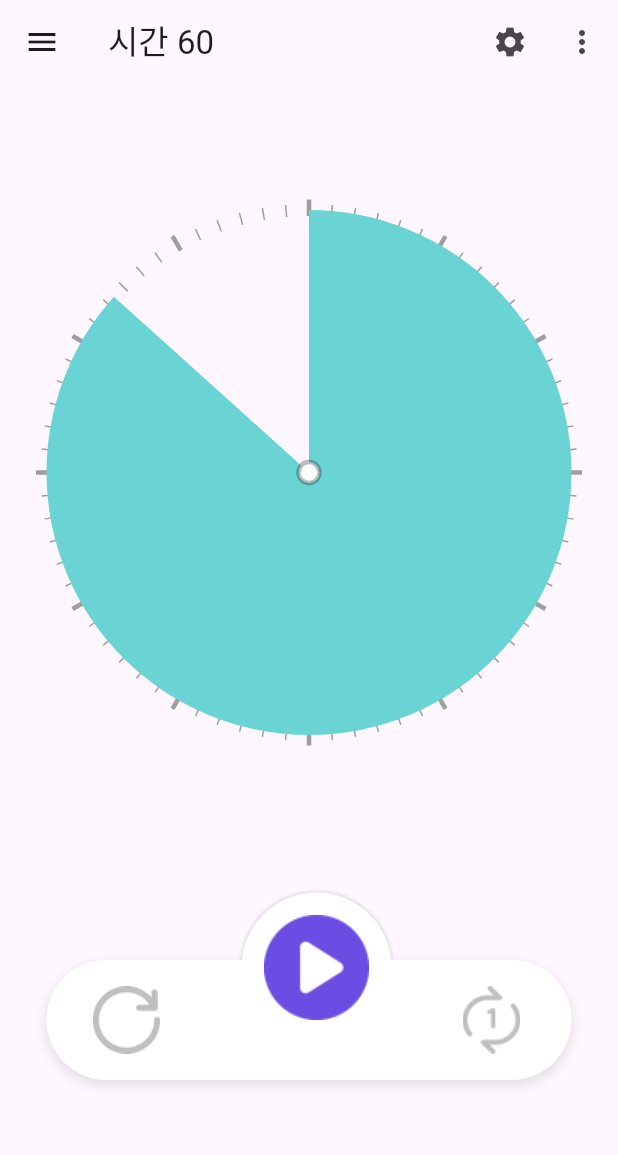
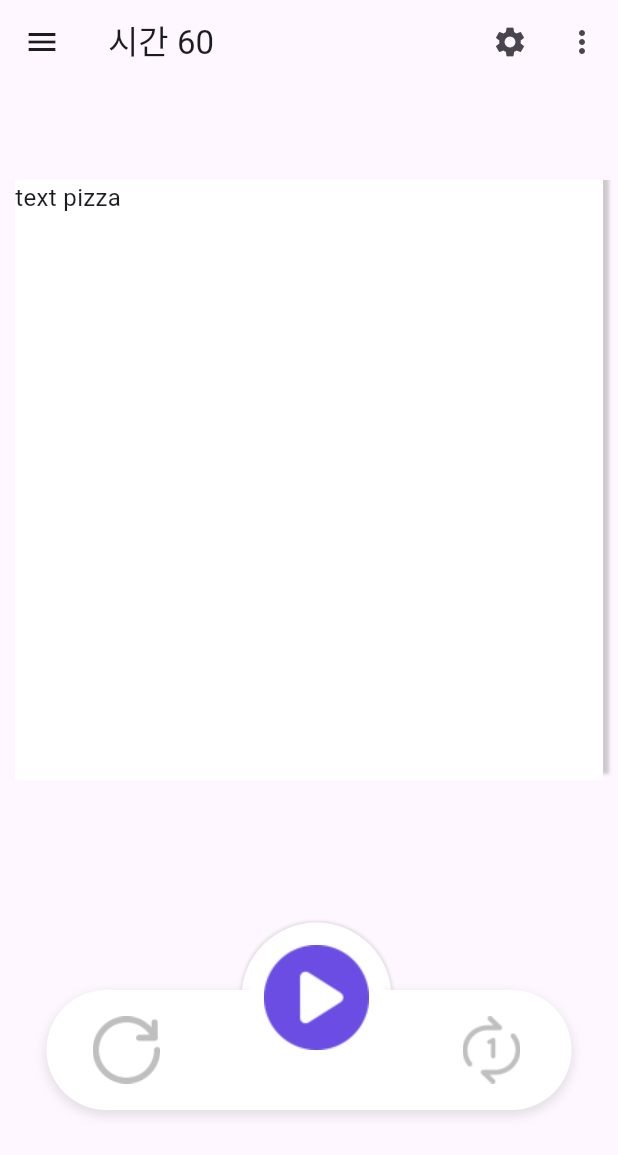
Before and after one commit to J-SSS/flutter_study, a Flutter app: the screen it shows after launch, in the side drawer, after a tap on "Item 1", on a phone screen of 412 x 824 dp. Shown: the top 1155 px of the screen. Run offline on Flutter 3.47's test engine with Material 3 defaults, Android fonts, the phone set to English and light mode, and no system bars; drawn by our look-alikes of carousel_slider; our stand-ins replace webview_flutter.

```diff
--- /dev/null
+++ b/lib/time_timer/list_drawer.dart
@@ -0,0 +1,36 @@
+import 'package:flutter/material.dart';
+import 'dart:math' as math;
+import 'package:provider/provider.dart';
+
+class ListDrawer extends StatelessWidget {
+  @override
+  Widget build(BuildContext context) {
+    return Drawer(
+      child: ListView(
+        padding: EdgeInsets.zero,
+        children: [
+          DrawerHeader(
+            decoration: BoxDecoration(
+              color: Colors.blue,
+            ),
+            child: Text('Drawer Header'),
+          ),
+          ListTile(
+            title: Text('Item 1'),
+            onTap: () {
+              // 리스트 항목을 눌렀을 때 수행할 동작
+              Navigator.pop(context);
+            },
+          ),
+          ListTile(
+            title: Text('Item 2'),
+            onTap: () {
+              // 리스트 항목을 눌렀을 때 수행할 동작
+              Navigator.pop(context);
+            },
+          ),
+        ],
+      ),
+    );
+  }
+}
--- a/lib/time_timer/timer.dart
+++ b/lib/time_timer/timer.dart
@@ -1,11 +1,45 @@
 import 'package:flutter/material.dart';
 import 'dart:math' as math;
+
 import 'package:provider/provider.dart';
+import 'package:carousel_slider/carousel_slider.dart';
 
 import 'package:flutter_study/time_timer/buttom_bar.dart';
+import 'package:flutter_study/time_timer/list_drawer.dart';
 
 
 class configObserver with ChangeNotifier {
+
+  /*
+  - 남은 시간 표시 여부
+  - 초침 표시
+
+  - 입력 / 특정 시간까지
+
+  - 작동 중 메뉴 숨김
+  - 꽉 채운 원으로 시작
+  - 알림 스타일 (소리 / 진동 / 무음)
+  - 알림시 화면 효과
+  - 알림 종료(자동, 정지 할 때 까지)
+
+  - 중간 알림 (설정 안함 / 분 / 초)
+  - 중간 알림 스타일 (소리 / 진동 / 무음)
+  - 종료임박시 깜빡임 (설정 안함 / 분 / 초)
+
+  - 위젯 만들 수 있나?
+
+  - 테마 설정
+  - 후원
+  - 피드백
+  - 오픈소스라이선스
+
+  //////////반복기능//////////
+  반복없음 / 현재 반복 / 프리셋 순서대로
+
+
+  //////////사전설정//////////
+  순서 변경 기능
+   */
 
 }
 class TimeObserver with ChangeNotifier {
@@ -103,18 +137,53 @@ class MyTimeTimer extends StatelessWidget {
           ),
         ],
       ),
-      drawer: MyDrawer(), // 보조 화면
+      drawer: ListDrawer(), // 보조 화면
       body: Center(
         child : Column(
           mainAxisAlignment: MainAxisAlignment.center,
           children: [
-            Stack(
-              children:[
-                pizzaTypeBase(),
-                pizzaType(),
-              ]
+            CarouselSlider(
+            options: CarouselOptions(
+                height: 400,
+                aspectRatio: 16 / 9, // 화면 비율(16/9)
+                viewportFraction: 1.0, // 페이지 차지 비율(0.8)
+                autoPlay: false, // 자동 슬라이드(false)
+                autoPlayInterval: const Duration(seconds: 4), // 자동 슬라이드 주기(4seconds)
+                onPageChanged: ((index, reason) { // 페이지가 슬라이드될 때의 기능 정의
+                  print('미디어쿼리');
+                  print(MediaQuery.of(context).size);
+                }),
             ),
-            SizedBox(height: 100,),
+            items: ['pizza','battery','heart','spped'].map((type) {
+              return Builder(
+                builder: (BuildContext context) {
+                  return Container(
+                      width: MediaQuery.of(context).size.width,
+                      height: 30,
+                      margin: EdgeInsets.symmetric(horizontal: 10.0),
+                      decoration: BoxDecoration(
+                        color: Colors.white,
+                        boxShadow: [
+                          BoxShadow(
+                            color: Colors.grey.withOpacity(0.5),
+                            spreadRadius: 1,
+                            blurRadius: 1,
+                            offset: Offset(3, -5), // 음영의 위치 조절
+                          ),
+                        ]
+                      ),
+                      child: Text('text ${type}', style: TextStyle(fontSize: 16.0),)
+                  );
+                },
+              );
+            }).toList()),
+            // Stack(
+            //   children:[
+            //     pizzaTypeBase(),
+            //     pizzaType(),
+            //   ]
+            // ),
+            SizedBox(height: 90,),
             ButtomBarWidget()
           ],
         ),
@@ -130,18 +199,22 @@ class pizzaType extends StatefulWidget {
 
 class _pizzaTypeState extends State<pizzaType> {
   Offset clickPoint = Offset(150.0, 150.0); // 초기값: 원의 중심
+  Size size = Size(350.0, 350.0);
 
   @override
   Widget build(BuildContext context) {
     return GestureDetector(
       onPanUpdate: (details) {
           showOverlayText(context);
+
           setState(() {
             if(!context.read<TimeObserver>().isPlaying || context.read<TimeObserver>().isPause) {
               clickPoint = details.localPosition;
               context.read<TimeObserver>().ableEdit = true;
             }
           });
+
+          angleToMin(details.localPosition, size);
       },
       child: CustomPaint(
         size: Size(350.0, 350.0), // 원하는 크기로 지정
@@ -153,6 +226,29 @@ class _pizzaTypeState extends State<pizzaType> {
         ),
       ),
     );
+  }
+
+  // 클릭 위치를 1/60 시간 단위로 변환
+  void angleToMin (Offset clickPoint, Size size){
+
+    double centerX = size.width / 2;
+    double centerY = size.height / 2;
+    double radius = size.width / 2;
+
+    double startAngle = -math.pi / 2; // 12시 방향에서 시작
+    double clickAngle = math.atan2(clickPoint.dy - centerY, clickPoint.dx - centerX);
+    double sweepAngle;
+
+    if(clickAngle > -math.pi && clickAngle < startAngle){ // 180 ~ -90(270)도
+      sweepAngle = 2 * math.pi + clickAngle - startAngle;
+    } else { // -90 ~ 180도
+      sweepAngle = clickAngle - startAngle;
+    }
+
+    var angleToMin = (sweepAngle/(2 * math.pi/60)).floor();
+
+    // print(angleToMin);
+
   }
 
   void callbackFunc (BuildContext context, angleToMin){
@@ -232,12 +328,10 @@ class pizzaTypePainter extends CustomPainter {
       sweepAngle = clickAngle - startAngle;
     }
 
-
     var angleToMin = (sweepAngle/(2 * math.pi/60)).floor();
 
     // context.read<TimeObserver>().remainTime = angleToMin;
     sweepAngle = (2 * math.pi)/60 * angleToMin;
-
 
     if(!context.read<TimeObserver>().ableEdit){
       if(context.read<TimeObserver>().isPlaying || context.read<TimeObserver>().isPause){
@@ -337,7 +431,7 @@ class pizzaTypeBasePainter extends CustomPainter {
 
     double radius = size.width / 2;
 
-    for(int angle = 0 ; angle < 360 ; angle+=5){
+    for(int angle = 0 ; angle < 360 ; angle+=6){
       int subRadius = 0;
       final Paint paint = Paint()
         ..color = Colors.grey;
@@ -372,36 +466,3 @@ class pizzaTypeBasePainter extends CustomPainter {
     return false;
   }
 }
-
-class MyDrawer extends StatelessWidget {
-  @override
-  Widget build(BuildContext context) {
-    return Drawer(
-      child: ListView(
-        padding: EdgeInsets.zero,
-        children: [
-          DrawerHeader(
-            decoration: BoxDecoration(
-              color: Colors.blue,
-            ),
-            child: Text('Drawer Header'),
-          ),
-          ListTile(
-            title: Text('Item 1'),
-            onTap: () {
-              // 리스트 항목을 눌렀을 때 수행할 동작
-              Navigator.pop(context); // Drawer를 닫는 코드
-            },
-          ),
-          ListTile(
-            title: Text('Item 2'),
-            onTap: () {
-              // 리스트 항목을 눌렀을 때 수행할 동작
-              Navigator.pop(context); // Drawer를 닫는 코드
-            },
-          ),
-        ],
-      ),
-    );
-  }
-}
--- a/pubspec.yaml
+++ b/pubspec.yaml
@@ -37,6 +37,7 @@ dependencies:
   cupertino_icons: ^1.0.2
   webview_flutter: 3.0.4
   provider: ^6.0.2
+  carousel_slider: ^4.2.1
 
 dev_dependencies:
   flutter_test:
```
Also changed, not shown: pubspec.lock.
